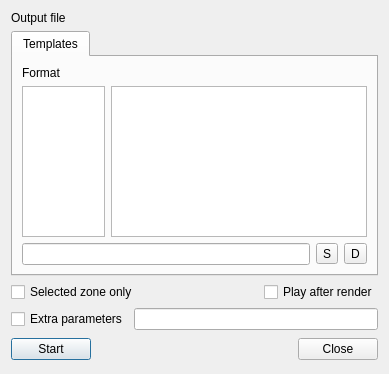
Qt form src/widgets/renderwidget_ui.ui (KDE/kdenlive) before a commit.
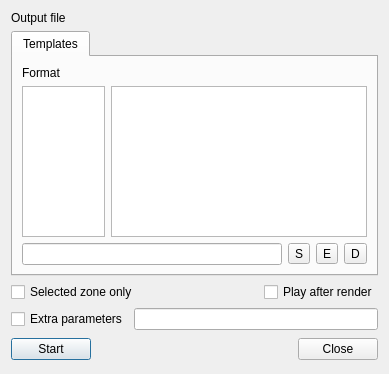
The same form after that commit. Custom widgets are drawn as their Qt base class.

Commit message: Allow editing of custom rendering profiles

The edit to the form file:
```diff
--- a/src/widgets/renderwidget_ui.ui
+++ b/src/widgets/renderwidget_ui.ui
@@ -87,6 +87,14 @@
       <number>0</number>
      </property>
      <widget class="QWidget" name="tab_2" >
+      <property name="geometry" >
+       <rect>
+        <x>0</x>
+        <y>0</y>
+        <width>373</width>
+        <height>203</height>
+       </rect>
+      </property>
       <attribute name="title" >
        <string>Templates</string>
       </attribute>
@@ -111,20 +119,27 @@
          </property>
         </widget>
        </item>
-       <item row="2" column="0" colspan="3" >
+       <item row="2" column="0" colspan="2" >
         <widget class="KLineEdit" name="advanced_params" >
          <property name="readOnly" >
           <bool>true</bool>
          </property>
         </widget>
        </item>
-       <item row="2" column="3" >
+       <item row="2" column="2" >
         <widget class="QToolButton" name="buttonSave" >
          <property name="text" >
           <string>S</string>
          </property>
         </widget>
        </item>
+       <item row="2" column="3" >
+        <widget class="QToolButton" name="buttonEdit" >
+         <property name="text" >
+          <string>E</string>
+         </property>
+        </widget>
+       </item>
        <item row="2" column="4" >
         <widget class="QToolButton" name="buttonDelete" >
          <property name="text" >
```
Left out of the diff: 2 changed lines with no effect on the pictures. The commit also changes 2 other files.
